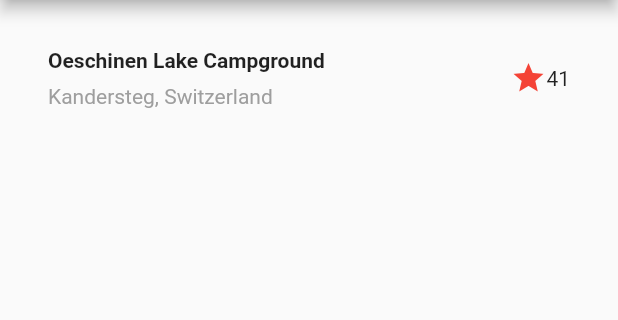
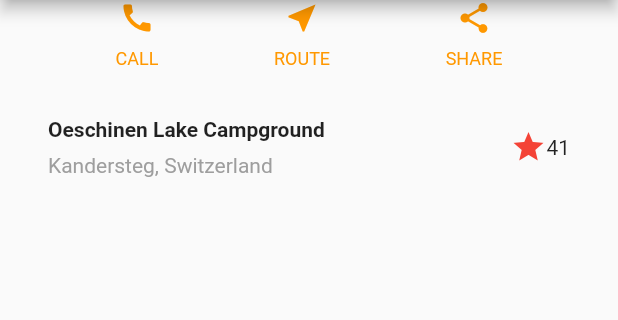
Before and after one commit to astutz96/layouts_in_flutter, a Flutter app: the screen it shows after launch, on a phone screen of 412 x 824 dp, the part 84-404 px from its top. Run offline on Flutter 3.47's test engine with Material 2 defaults, Android fonts, the phone set to English and light mode, and no system bars.

Commit message:
adding ButtonSection

```diff
--- a/lib/main.dart
+++ b/lib/main.dart
@@ -17,6 +17,7 @@ class MyApp extends StatelessWidget {
         ),
         body: Column(
           children: [
+            ButtonSection(),
             TitleSection(),
           ],
         ),
@@ -24,6 +25,48 @@ class MyApp extends StatelessWidget {
     );
   }
 }
+
+class ButtonSection extends StatelessWidget {
+
+  @override
+  Widget build(BuildContext context) {
+
+    Color color = Theme.of(context).primaryColor;
+
+    return Container(
+      child: Row(
+        mainAxisAlignment: MainAxisAlignment.spaceEvenly,
+        children: [
+          _buildButtonColumn(color, Icons.call, "CALL"),
+          _buildButtonColumn(color, Icons.near_me, "ROUTE"),
+          _buildButtonColumn(color, Icons.share, "SHARE"),
+        ],
+      ),
+    );
+  }
+
+  Column _buildButtonColumn(Color color, IconData icon, String label){
+    return Column(
+      mainAxisSize: MainAxisSize.min,
+      mainAxisAlignment: MainAxisAlignment.center,
+      children: [
+        Icon(icon, color: color),
+        Container(
+          margin: const EdgeInsets.only(top: 8),
+          child: Text(
+            label,
+            style: TextStyle(
+              fontSize: 12,
+              fontWeight: FontWeight.w400,
+              color: color,
+            )
+          ),
+        )
+      ],
+    );
+  }
+}
+
 
 class TitleSection extends StatelessWidget {
   @override
```
